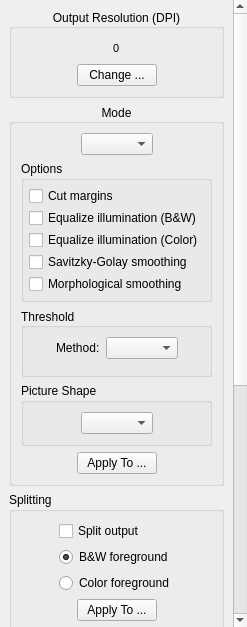
First picture: the form in filters/output/ui/OutputOptionsWidget.ui, repository 4lex4/scantailor-advanced, before the edit.
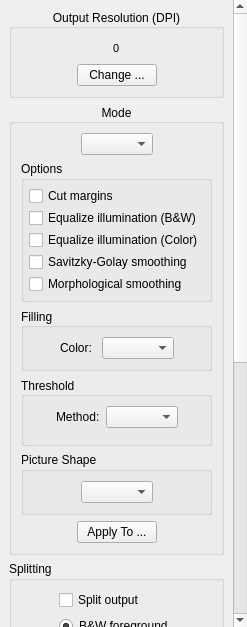
Second picture: the form after the edit. Icons and pictures are not drawn.

Commit message: Added filling setting with the following options: 1. Background: estimate the background and fill outside pixels with its color. 2. White: always fill with white.

What changed in the file:
```diff
--- a/filters/output/ui/OutputOptionsWidget.ui
+++ b/filters/output/ui/OutputOptionsWidget.ui
@@ -86,9 +86,9 @@
       <property name="geometry">
        <rect>
         <x>0</x>
-        <y>0</y>
+        <y>-96</y>
         <width>230</width>
-        <height>962</height>
+        <height>1023</height>
        </rect>
       </property>
       <layout class="QVBoxLayout" name="verticalLayout_3">
@@ -352,6 +352,61 @@
             </layout>
            </widget>
           </item>
+          <item>
+           <widget class="QGroupBox" name="fillingOptions">
+            <property name="title">
+             <string>Filling</string>
+            </property>
+            <property name="alignment">
+             <set>Qt::AlignLeading|Qt::AlignLeft|Qt::AlignVCenter</set>
+            </property>
+            <property name="flat">
+             <bool>false</bool>
+            </property>
+            <layout class="QVBoxLayout" name="verticalLayout_12">
+             <item>
+              <layout class="QHBoxLayout" name="horizontalLayout_23">
+               <item>
+                <spacer name="horizontalSpacer_43">
+                 <property name="orientation">
+                  <enum>Qt::Horizontal</enum>
+                 </property>
+                 <property name="sizeHint" stdset="0">
+                  <size>
+                   <width>0</width>
+                   <height>20</height>
+                  </size>
+                 </property>
+                </spacer>
+               </item>
+               <item>
+                <widget class="QLabel" name="fillingColorLabel">
+                 <property name="text">
+                  <string>Color: </string>
+                 </property>
+                </widget>
+               </item>
+               <item>
+                <widget class="QComboBox" name="fillingColorBox"/>
+               </item>
+               <item>
+                <spacer name="horizontalSpacer_44">
+                 <property name="orientation">
+                  <enum>Qt::Horizontal</enum>
+                 </property>
+                 <property name="sizeHint" stdset="0">
+                  <size>
+                   <width>0</width>
+                   <height>20</height>
+                  </size>
+                 </property>
+                </spacer>
+               </item>
+              </layout>
+             </item>
+            </layout>
+           </widget>
+          </item>
           <item>
            <widget class="QGroupBox" name="thresholdOptions">
             <property name="title">
```
The commit also changes 7 other files.
